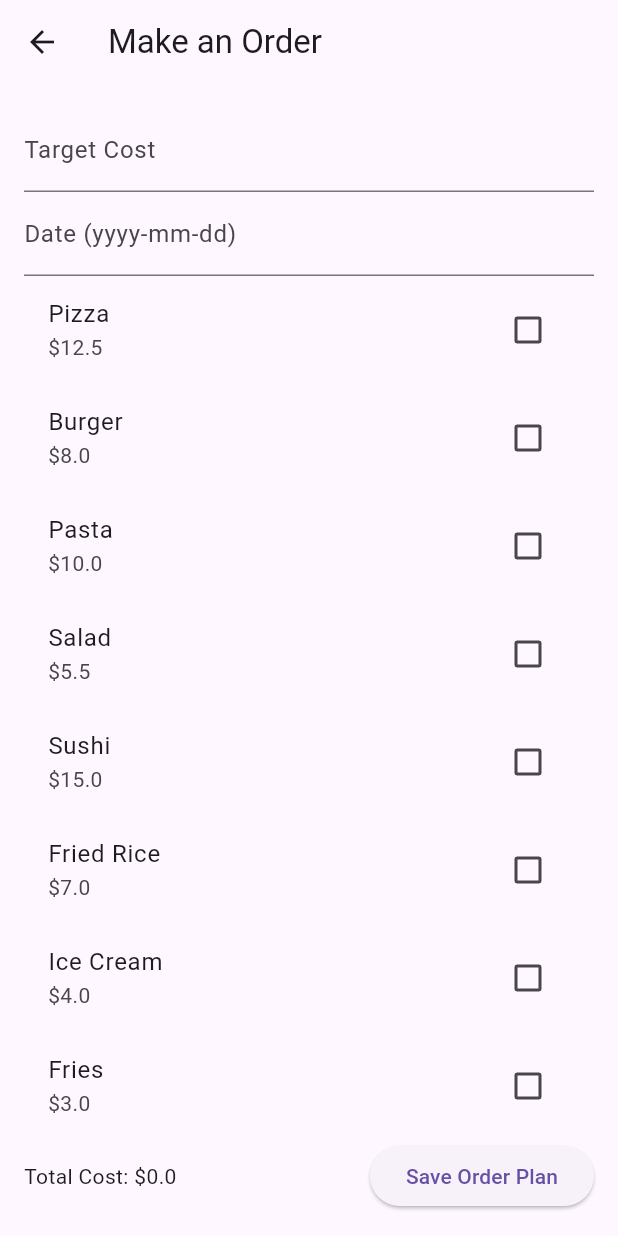
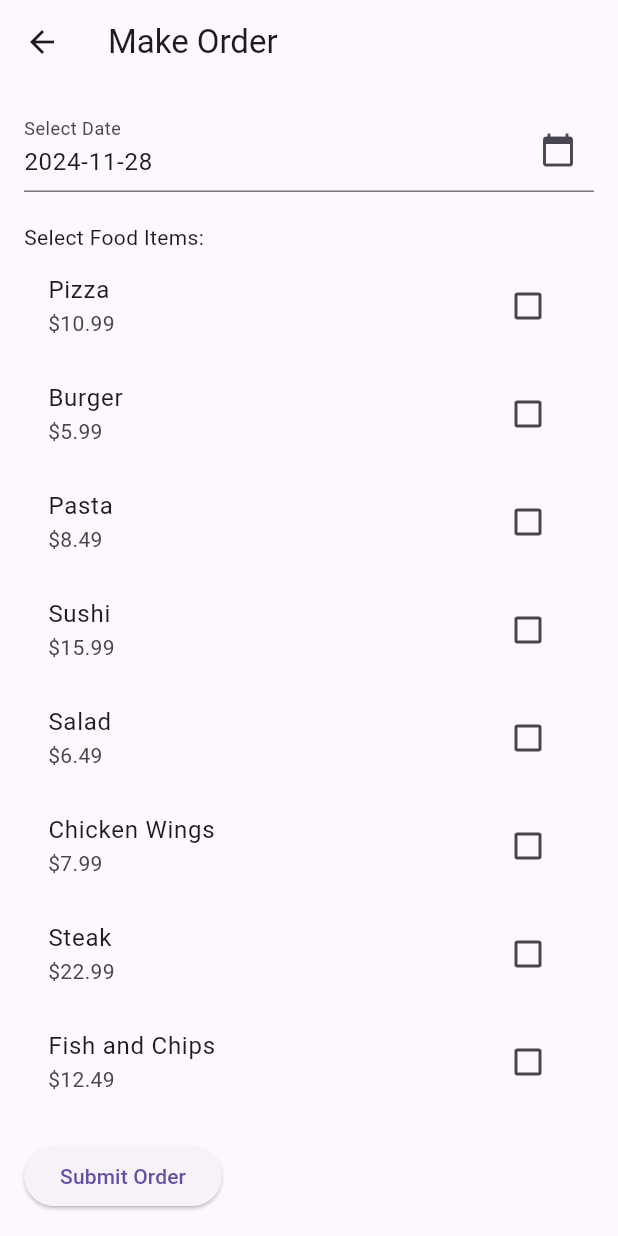
Before and after one commit to Neuron-Chan/Assignment3_FoodOrder, a Flutter app: the MakeOrderScreen screen opened directly, on a phone screen of 412 x 824 dp. Run offline on Flutter 3.47's test engine with Material 3 defaults, Android fonts, the phone set to English and light mode, and no system bars; our stand-ins replace sqflite; accounts and stored records are empty.

Commit message:
updated appearance and functionality

```diff
--- a/lib/db_helper.dart
+++ b/lib/db_helper.dart
@@ -1,129 +1,107 @@
 import 'package:sqflite/sqflite.dart';
 import 'package:path/path.dart';
-import 'food_item.dart';
 
 class DBHelper {
   static Database? _database;
 
-  // Singleton pattern to get the database instance
+  // Initialize the database
   static Future<Database> getDatabase() async {
     if (_database != null) {
       return _database!;
     }
-    // Create the database if it doesn't exist
-    _database = await _initDatabase();
+    _database = await _initDb();
     return _database!;
   }
 
-  // Initialize the database
-  static Future<Database> _initDatabase() async {
-    String path = join(await getDatabasesPath(), 'food_ordering.db');
-    return openDatabase(
-      path,
-      onCreate: (db, version) async {
-        // Create food_items table
+  static Future<Database> _initDb() async {
+    String path = join(await getDatabasesPath(), 'food_order.db');
+    return openDatabase(path, version: 1, onCreate: _onCreate);
+  }
+
+  static void _onCreate(Database db, int version) async {
     await db.execute('''
-          CREATE TABLE food_items(
+      CREATE TABLE food_items (
         id INTEGER PRIMARY KEY AUTOINCREMENT,
         name TEXT,
         cost REAL
-          );
+      )
     ''');
 
-        // Create order_plans table
     await db.execute('''
-          CREATE TABLE order_plans(
+      CREATE TABLE order_plans (
         id INTEGER PRIMARY KEY AUTOINCREMENT,
-            date TEXT,
-            food_id INTEGER,
-            FOREIGN KEY(food_id) REFERENCES food_items(id)
-          );
+        date TEXT
+      )
     ''');
 
-        // Insert 20 predefined food items
-        List<Map<String, dynamic>> foodData = [
-          {'name': 'Pizza', 'cost': 12.5},
-          {'name': 'Burger', 'cost': 8.0},
-          {'name': 'Pasta', 'cost': 10.0},
-          {'name': 'Salad', 'cost': 5.5},
-          {'name': 'Sushi', 'cost': 15.0},
-          {'name': 'Fried Rice', 'cost': 7.0},
-          {'name': 'Ice Cream', 'cost': 4.0},
-          {'name': 'Fries', 'cost': 3.0},
-          {'name': 'Tacos', 'cost': 6.5},
-          {'name': 'Sandwich', 'cost': 5.0},
-          {'name': 'Steak', 'cost': 20.0},
-          {'name': 'Chicken Wings', 'cost': 9.0},
-          {'name': 'Noodles', 'cost': 8.5},
-          {'name': 'Pancakes', 'cost': 7.5},
-          {'name': 'Soup', 'cost': 4.5},
-          {'name': 'Grilled Cheese', 'cost': 6.0},
-          {'name': 'Hot Dog', 'cost': 3.5},
-          {'name': 'Burrito', 'cost': 7.0},
-          {'name': 'Smoothie', 'cost': 5.0},
-          {'name': 'Curry', 'cost': 11.0},
-        ];
+    await db.execute('''
+      CREATE TABLE order_items (
+        id INTEGER PRIMARY KEY AUTOINCREMENT,
+        order_id INTEGER,
+        food_id INTEGER,
+        quantity INTEGER,
+        FOREIGN KEY (order_id) REFERENCES order_plans(id),
+        FOREIGN KEY (food_id) REFERENCES food_items(id)
+      )
+    ''');
 
-        // Insert predefined food items into the food_items table
-        for (var food in foodData) {
-          await db.insert(
-            'food_items',
-            food,
-            conflictAlgorithm: ConflictAlgorithm.replace,
-          );
-        }
-      },
-      version: 1,
-    );
+    // Insert sample food items into the database
+    await db.insert('food_items', {'name': 'Pizza', 'cost': 10.99});
+    await db.insert('food_items', {'name': 'Burger', 'cost': 5.99});
+    await db.insert('food_items', {'name': 'Pasta', 'cost': 8.49});
+    await db.insert('food_items', {'name': 'Sushi', 'cost': 15.99});
+    await db.insert('food_items', {'name': 'Salad', 'cost': 6.49});
+    await db.insert('food_items', {'name': 'Chicken Wings', 'cost': 7.99});
+    await db.insert('food_items', {'name': 'Steak', 'cost': 22.99});
+    await db.insert('food_items', {'name': 'Fish and Chips', 'cost': 12.49});
+    await db.insert('food_items', {'name': 'Tacos', 'cost': 3.99});
+    await db.insert('food_items', {'name': 'Cheeseburger', 'cost': 4.99});
+    await db.insert('food_items', {'name': 'Lasagna', 'cost': 10.49});
+    await db.insert('food_items', {'name': 'Fried Rice', 'cost': 7.49});
+    await db.insert('food_items', {'name': 'Grilled Cheese', 'cost': 4.49});
+    await db.insert('food_items', {'name': 'Hot Dog', 'cost': 3.49});
+    await db.insert('food_items', {'name': 'BBQ Ribs', 'cost': 19.99});
+    await db.insert('food_items', {'name': 'Pho', 'cost': 9.99});
+    await db.insert('food_items', {'name': 'Burrito', 'cost': 6.99});
+    await db.insert('food_items', {'name': 'Falafel', 'cost': 5.49});
+    await db.insert('food_items', {'name': 'Peking Duck', 'cost': 25.99});
+    await db.insert('food_items', {'name': 'Dim Sum', 'cost': 8.99});
   }
 
-  // Fetch all food items from the database
-  static Future<List<FoodItem>> getFoodItems() async {
+  // Insert an order plan
+  static Future<int> insertOrderPlan(Map<String, dynamic> orderPlan) async {
     final db = await getDatabase();
-    final List<Map<String, dynamic>> maps = await db.query('food_items');
-    return List.generate(maps.length, (i) {
-      return FoodItem.fromMap(maps[i]);
-    });
+    return await db.insert('order_plans', orderPlan);
   }
 
-  // Insert a new order plan into the database
-  static Future<void> insertOrderPlan(Map<String, dynamic> orderPlan) async {
+  // Insert order items
+  static Future<int> insertOrderItem(Map<String, dynamic> orderItem) async {
     final db = await getDatabase();
-    await db.insert(
-      'order_plans',
-      orderPlan,
-      conflictAlgorithm: ConflictAlgorithm.replace,
-    );
+    return await db.insert('order_items', orderItem);
   }
 
-  // Get order plan by date
-  static Future<List<Map<String, dynamic>>> getOrderPlanByDate(String date) async {
+  // Get food items
+  static Future<List<Map<String, dynamic>>> getFoodItems() async {
     final db = await getDatabase();
-    return await db.query(
-      'order_plans',
-      where: 'date = ?',
-      whereArgs: [date],
-    );
+    return await db.query('food_items');
   }
 
-  // Update an existing order plan entry
-  static Future<void> updateOrderPlan(int id, Map<String, dynamic> updatedOrder) async {
+  // Get order items by date
+  static Future<List<Map<String, dynamic>>> getOrderItemsForDate(String date) async {
     final db = await getDatabase();
-    await db.update(
-      'order_plans',
-      updatedOrder,
-      where: 'id = ?',
-      whereArgs: [id],
-    );
+    return await db.rawQuery('''
+      SELECT order_plans.id, order_plans.date, food_items.name, food_items.cost
+      FROM order_plans
+      INNER JOIN order_items ON order_plans.id = order_items.order_id
+      INNER JOIN food_items ON order_items.food_id = food_items.id
+      WHERE order_plans.date = ?
+    ''', [date]);
   }
 
-  // Delete an existing order plan entry
-  static Future<void> deleteOrderPlan(int id) async {
+  // Get an order by ID
+  static Future<Map<String, dynamic>?> getOrderById(int id) async {
     final db = await getDatabase();
-    await db.delete(
-      'order_plans',
-      where: 'id = ?',
-      whereArgs: [id],
-    );
+    List<Map<String, dynamic>> result = await db.query('order_plans', where: 'id = ?', whereArgs: [id]);
+    return result.isNotEmpty ? result.first : null;
   }
 }
--- a/lib/food_item.dart
+++ b/lib/food_item.dart
@@ -3,13 +3,8 @@ class FoodItem {
   final String name;
   final double cost;
 
-  FoodItem({
-    required this.id,
-    required this.name,
-    required this.cost,
-  });
+  FoodItem({required this.id, required this.name, required this.cost});
 
-  // Method to convert a food item from database format (Map) to a FoodItem object
   factory FoodItem.fromMap(Map<String, dynamic> map) {
     return FoodItem(
       id: map['id'],
@@ -17,13 +12,4 @@ class FoodItem {
       cost: map['cost'],
     );
   }
-
-  // Method to convert a FoodItem object into a Map (for database operations)
-  Map<String, dynamic> toMap() {
-    return {
-      'id': id,
-      'name': name,
-      'cost': cost,
-    };
-  }
 }
--- a/lib/make_order_screen.dart
+++ b/lib/make_order_screen.dart
@@ -1,6 +1,5 @@
 import 'package:flutter/material.dart';
-import 'db_helper.dart';
-import 'food_item.dart';
+import 'db_helper.dart'; // Import your DBHelper file
 
 class MakeOrderScreen extends StatefulWidget {
   @override
@@ -8,89 +7,99 @@ class MakeOrderScreen extends StatefulWidget {
 }
 
 class _MakeOrderScreenState extends State<MakeOrderScreen> {
-  List<FoodItem> foodItems = [];
-  List<FoodItem> selectedFoodItems = [];
-  double targetCost = 0.0;
-  String date = '';
+  DateTime selectedDate = DateTime.now();
+  List<Map<String, dynamic>> foodItems = [];
+  List<int> selectedFoodIds = [];
+
+  final _dateController = TextEditingController();
 
   @override
   void initState() {
     super.initState();
     _loadFoodItems();
+    _dateController.text = "${selectedDate.toLocal()}".split(' ')[0]; // Set the initial date to today's date
   }
 
-  // Load food items from the database
-  _loadFoodItems() async {
+  Future<void> _loadFoodItems() async {
     final items = await DBHelper.getFoodItems();
     setState(() {
       foodItems = items;
     });
   }
 
-  // Calculate the total cost of selected food items
-  double _calculateTotalCost() {
-    double total = 0.0;
-    for (var food in selectedFoodItems) {
-      total += food.cost;
-    }
-    return total;
+  Future<void> _selectDate(BuildContext context) async {
+    final DateTime picked = await showDatePicker(
+      context: context,
+      initialDate: selectedDate,
+      firstDate: DateTime(2000),
+      lastDate: DateTime(2101),
+    ) ?? selectedDate;
+    if (picked != selectedDate)
+      setState(() {
+        selectedDate = picked;
+        _dateController.text = "${selectedDate.toLocal()}".split(' ')[0]; // Format the date for display
+      });
   }
 
-  // Save the selected order plan
-  _saveOrderPlan() async {
-    if (_calculateTotalCost() > targetCost) {
-      ScaffoldMessenger.of(context).showSnackBar(SnackBar(content: Text('Total cost exceeds target!')));
+  Future<void> _submitOrder() async {
+    if (selectedFoodIds.isEmpty) {
+      // Show a message if no food item is selected
+      ScaffoldMessenger.of(context).showSnackBar(SnackBar(content: Text("Please select at least one food item.")));
       return;
     }
 
-    for (var food in selectedFoodItems) {
-      await DBHelper.insertOrderPlan({
-        'date': date,
-        'food_id': food.id,
+    // Prepare the order data to insert into the database
+    final orderId = await DBHelper.insertOrderPlan({
+      'date': selectedDate.toIso8601String(),
+    });
+
+    for (var foodId in selectedFoodIds) {
+      // Insert the food items in the 'order_items' table
+      await DBHelper.insertOrderItem({
+        'order_id': orderId,
+        'food_id': foodId,
       });
     }
-    ScaffoldMessenger.of(context).showSnackBar(SnackBar(content: Text('Order Plan Saved')));
+
+    // Show success message and navigate back
+    ScaffoldMessenger.of(context).showSnackBar(SnackBar(content: Text("Order saved successfully.")));
+    Navigator.pop(context);
   }
 
   @override
   Widget build(BuildContext context) {
     return Scaffold(
-      appBar: AppBar(title: Text('Make an Order')),
+      appBar: AppBar(title: Text("Make Order")),
       body: Padding(
-        padding: const EdgeInsets.all(16.0),
+        padding: EdgeInsets.all(16.0),
         child: Column(
+          crossAxisAlignment: CrossAxisAlignment.start,
           children: [
-            TextField(
-              onChanged: (value) {
-                setState(() {
-                  targetCost = double.tryParse(value) ?? 0.0;
-                });
-              },
-              decoration: InputDecoration(labelText: 'Target Cost'),
-              keyboardType: TextInputType.number,
+            TextFormField(
+              controller: _dateController,
+              readOnly: true,
+              onTap: () => _selectDate(context),
+              decoration: InputDecoration(
+                labelText: "Select Date",
+                suffixIcon: Icon(Icons.calendar_today),
+              ),
             ),
-            TextField(
-              onChanged: (value) {
-                setState(() {
-                  date = value;
-                });
-              },
-              decoration: InputDecoration(labelText: 'Date (yyyy-mm-dd)'),
-            ),
+            SizedBox(height: 20),
+            Text("Select Food Items:"),
             Expanded(
               child: ListView.builder(
                 itemCount: foodItems.length,
                 itemBuilder: (context, index) {
                   return CheckboxListTile(
-                    title: Text(foodItems[index].name),
-                    subtitle: Text('\$${foodItems[index].cost}'),
-                    value: selectedFoodItems.contains(foodItems[index]),
+                    title: Text(foodItems[index]['name']),
+                    subtitle: Text("\$${foodItems[index]['cost']}"),
+                    value: selectedFoodIds.contains(foodItems[index]['id']),
                     onChanged: (bool? selected) {
                       setState(() {
-                        if (selected!) {
-                          selectedFoodItems.add(foodItems[index]);
+                        if (selected == true) {
+                          selectedFoodIds.add(foodItems[index]['id']);
                         } else {
-                          selectedFoodItems.remove(foodItems[index]);
+                          selectedFoodIds.remove(foodItems[index]['id']);
                         }
                       });
                     },
@@ -98,15 +107,9 @@ class _MakeOrderScreenState extends State<MakeOrderScreen> {
                 },
               ),
             ),
-            Row(
-              mainAxisAlignment: MainAxisAlignment.spaceBetween,
-              children: [
-                Text('Total Cost: \$${_calculateTotalCost()}'),
-                ElevatedButton(
-                  onPressed: _saveOrderPlan,
-                  child: Text('Save Order Plan'),
-                ),
-              ],
+            ElevatedButton(
+              onPressed: _submitOrder,
+              child: Text("Submit Order"),
             ),
           ],
         ),
--- a/pubspec.yaml
+++ b/pubspec.yaml
@@ -19,7 +19,9 @@ dependencies:
 dev_dependencies:
   flutter_test:
     sdk: flutter
+  intl: ^0.18.0  # Add this line
   flutter_lints: ^4.0.0
+
 
 flutter:
   uses-material-design: true
```
Also changed, not shown: lib/main.dart (+23 -19 lines), lib/query_order_screen.dart (+37 -64 lines), lib/update_order_screen.dart (added, +50 -0 lines), pubspec.lock, 1 other file. Lines whose indentation alone changed are shown as unchanged.
